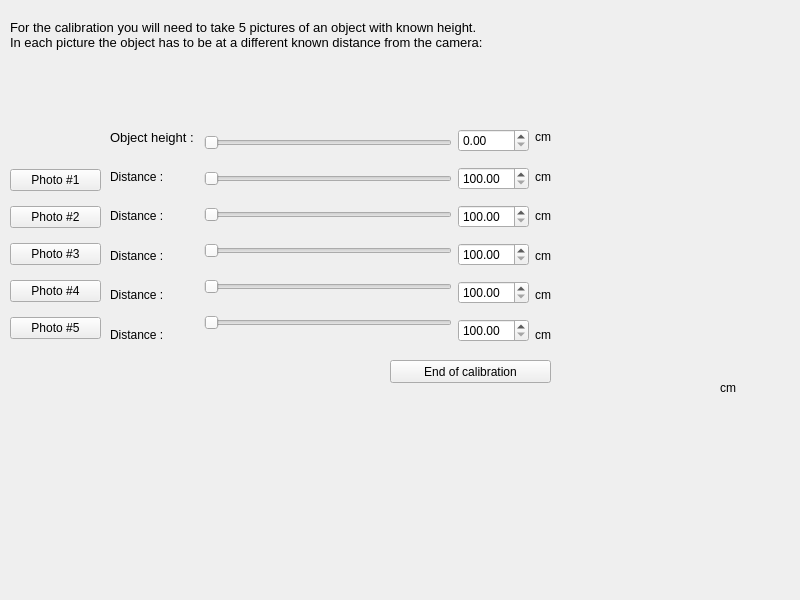
This is sources/janeladecalibragem.ui in mseefelder/barosaurus as Qt 5 draws it before an edit. The edited form follows.
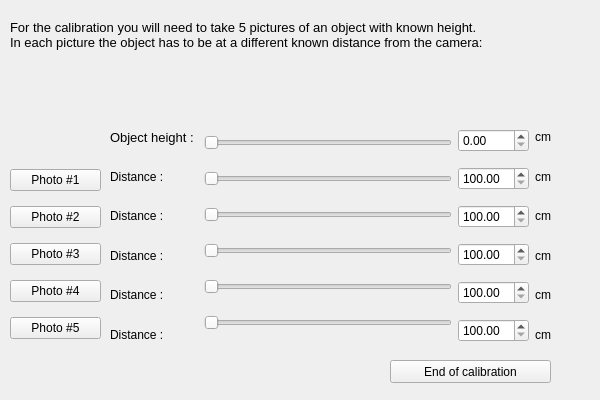
This is the edited form.

Patch:
```diff
--- a/sources/janeladecalibragem.ui
+++ b/sources/janeladecalibragem.ui
@@ -6,8 +6,8 @@
    <rect>
     <x>0</x>
     <y>0</y>
-    <width>800</width>
-    <height>600</height>
+    <width>600</width>
+    <height>400</height>
    </rect>
   </property>
   <property name="windowTitle">
```
